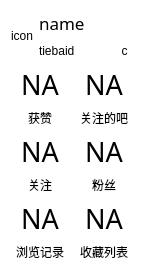
First picture: the form in resf/mw_popup.ui, repository clb-128258/TiebaDesktop, before the edit.
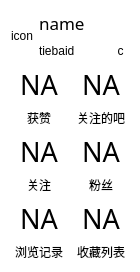
Second picture: the form after the edit. Icons and pictures are not drawn.

What changed in the file:
```diff
--- a/resf/mw_popup.ui
+++ b/resf/mw_popup.ui
@@ -6,8 +6,8 @@
    <rect>
     <x>0</x>
     <y>0</y>
-    <width>144</width>
-    <height>271</height>
+    <width>140</width>
+    <height>263</height>
    </rect>
   </property>
   <property name="windowTitle">
@@ -108,11 +108,37 @@
     </layout>
    </item>
    <item row="1" column="0">
+    <widget class="QFrame" name="frame">
     <layout class="QGridLayout" name="gridLayout">
-     <item row="0" column="0">
-      <layout class="QVBoxLayout" name="verticalLayout_3">
+      <property name="leftMargin">
+       <number>0</number>
+      </property>
+      <property name="topMargin">
+       <number>0</number>
+      </property>
+      <property name="rightMargin">
+       <number>0</number>
+      </property>
+      <property name="bottomMargin">
+       <number>0</number>
+      </property>
+      <item row="2" column="1">
+       <widget class="QFrame" name="frame_6">
+        <layout class="QVBoxLayout" name="verticalLayout_7">
+         <property name="leftMargin">
+          <number>0</number>
+         </property>
+         <property name="topMargin">
+          <number>0</number>
+         </property>
+         <property name="rightMargin">
+          <number>0</number>
+         </property>
+         <property name="bottomMargin">
+          <number>0</number>
+         </property>
        <item>
-        <widget class="QLabel" name="label_8">
+          <widget class="QLabel" name="label_14">
          <property name="font">
           <font>
            <family>微软雅黑</family>
@@ -131,12 +157,12 @@
         </widget>
        </item>
        <item>
-        <widget class="QLabel" name="label_9">
+          <widget class="QLabel" name="label_15">
          <property name="cursor">
           <cursorShape>PointingHandCursor</cursorShape>
          </property>
          <property name="text">
-          <string>获赞</string>
+            <string>收藏列表</string>
          </property>
          <property name="alignment">
           <set>Qt::AlignHCenter|Qt::AlignTop</set>
@@ -144,9 +170,123 @@
         </widget>
        </item>
       </layout>
+       </widget>
+      </item>
+      <item row="2" column="0">
+       <widget class="QFrame" name="frame_5">
+        <layout class="QVBoxLayout" name="verticalLayout_6">
+         <property name="leftMargin">
+          <number>0</number>
+         </property>
+         <property name="topMargin">
+          <number>0</number>
+         </property>
+         <property name="rightMargin">
+          <number>0</number>
+         </property>
+         <property name="bottomMargin">
+          <number>0</number>
+         </property>
+         <item>
+          <widget class="QLabel" name="label_12">
+           <property name="font">
+            <font>
+             <family>微软雅黑</family>
+             <pointsize>20</pointsize>
+            </font>
+           </property>
+           <property name="cursor">
+            <cursorShape>PointingHandCursor</cursorShape>
+           </property>
+           <property name="text">
+            <string>NA</string>
+           </property>
+           <property name="alignment">
+            <set>Qt::AlignBottom|Qt::AlignHCenter</set>
+           </property>
+          </widget>
+         </item>
+         <item>
+          <widget class="QLabel" name="label_13">
+           <property name="cursor">
+            <cursorShape>PointingHandCursor</cursorShape>
+           </property>
+           <property name="text">
+            <string>浏览记录</string>
+           </property>
+           <property name="alignment">
+            <set>Qt::AlignHCenter|Qt::AlignTop</set>
+           </property>
+          </widget>
+         </item>
+        </layout>
+       </widget>
+      </item>
+      <item row="1" column="1">
+       <widget class="QFrame" name="frame_4">
+        <layout class="QVBoxLayout" name="verticalLayout_2">
+         <property name="leftMargin">
+          <number>0</number>
+         </property>
+         <property name="topMargin">
+          <number>0</number>
+         </property>
+         <property name="rightMargin">
+          <number>0</number>
+         </property>
+         <property name="bottomMargin">
+          <number>0</number>
+         </property>
+         <item>
+          <widget class="QLabel" name="label_6">
+           <property name="font">
+            <font>
+             <family>微软雅黑</family>
+             <pointsize>20</pointsize>
+            </font>
+           </property>
+           <property name="cursor">
+            <cursorShape>PointingHandCursor</cursorShape>
+           </property>
+           <property name="text">
+            <string>NA</string>
+           </property>
+           <property name="alignment">
+            <set>Qt::AlignBottom|Qt::AlignHCenter</set>
+           </property>
+          </widget>
+         </item>
+         <item>
+          <widget class="QLabel" name="label_7">
+           <property name="cursor">
+            <cursorShape>PointingHandCursor</cursorShape>
+           </property>
+           <property name="text">
+            <string>粉丝</string>
+           </property>
+           <property name="alignment">
+            <set>Qt::AlignHCenter|Qt::AlignTop</set>
+           </property>
+          </widget>
+         </item>
+        </layout>
+       </widget>
      </item>
      <item row="1" column="0">
+       <widget class="QFrame" name="frame_3">
       <layout class="QVBoxLayout" name="verticalLayout">
+         <property name="leftMargin">
+          <number>0</number>
+         </property>
+         <property name="topMargin">
+          <number>0</number>
+         </property>
+         <property name="rightMargin">
+          <number>0</number>
+         </property>
+         <property name="bottomMargin">
+          <number>0</number>
+         </property>
        <item>
         <widget class="QLabel" name="label_4">
          <property name="font">
@@ -180,9 +320,73 @@
         </widget>
        </item>
       </layout>
+       </widget>
+      </item>
+      <item row="0" column="0">
+       <widget class="QFrame" name="frame_1">
+        <layout class="QVBoxLayout" name="verticalLayout_3">
+         <property name="leftMargin">
+          <number>0</number>
+         </property>
+         <property name="topMargin">
+          <number>0</number>
+         </property>
+         <property name="rightMargin">
+          <number>0</number>
+         </property>
+         <property name="bottomMargin">
+          <number>0</number>
+         </property>
+         <item>
+          <widget class="QLabel" name="label_8">
+           <property name="font">
+            <font>
+             <family>微软雅黑</family>
+             <pointsize>20</pointsize>
+            </font>
+           </property>
+           <property name="cursor">
+            <cursorShape>PointingHandCursor</cursorShape>
+           </property>
+           <property name="text">
+            <string>NA</string>
+           </property>
+           <property name="alignment">
+            <set>Qt::AlignBottom|Qt::AlignHCenter</set>
+           </property>
+          </widget>
+         </item>
+         <item>
+          <widget class="QLabel" name="label_9">
+           <property name="cursor">
+            <cursorShape>PointingHandCursor</cursorShape>
+           </property>
+           <property name="text">
+            <string>获赞</string>
+           </property>
+           <property name="alignment">
+            <set>Qt::AlignHCenter|Qt::AlignTop</set>
+           </property>
+          </widget>
+         </item>
+        </layout>
+       </widget>
      </item>
      <item row="0" column="1">
+       <widget class="QFrame" name="frame_2">
       <layout class="QVBoxLayout" name="verticalLayout_4">
+         <property name="leftMargin">
+          <number>0</number>
+         </property>
+         <property name="topMargin">
+          <number>0</number>
+         </property>
+         <property name="rightMargin">
+          <number>0</number>
+         </property>
+         <property name="bottomMargin">
+          <number>0</number>
+         </property>
        <item>
         <widget class="QLabel" name="label_10">
          <property name="font">
@@ -216,116 +420,10 @@
         </widget>
        </item>
       </layout>
-     </item>
-     <item row="1" column="1">
-      <layout class="QVBoxLayout" name="verticalLayout_2">
-       <item>
-        <widget class="QLabel" name="label_6">
-         <property name="font">
-          <font>
-           <family>微软雅黑</family>
-           <pointsize>20</pointsize>
-          </font>
-         </property>
-         <property name="cursor">
-          <cursorShape>PointingHandCursor</cursorShape>
-         </property>
-         <property name="text">
-          <string>NA</string>
-         </property>
-         <property name="alignment">
-          <set>Qt::AlignBottom|Qt::AlignHCenter</set>
-         </property>
-        </widget>
-       </item>
-       <item>
-        <widget class="QLabel" name="label_7">
-         <property name="cursor">
-          <cursorShape>PointingHandCursor</cursorShape>
-         </property>
-         <property name="text">
-          <string>粉丝</string>
-         </property>
-         <property name="alignment">
-          <set>Qt::AlignHCenter|Qt::AlignTop</set>
-         </property>
-        </widget>
-       </item>
-      </layout>
-     </item>
-     <item row="2" column="0">
-      <layout class="QVBoxLayout" name="verticalLayout_6">
-       <item>
-        <widget class="QLabel" name="label_12">
-         <property name="font">
-          <font>
-           <family>微软雅黑</family>
-           <pointsize>20</pointsize>
-          </font>
-         </property>
-         <property name="cursor">
-          <cursorShape>PointingHandCursor</cursorShape>
-         </property>
-         <property name="text">
-          <string>NA</string>
-         </property>
-         <property name="alignment">
-          <set>Qt::AlignBottom|Qt::AlignHCenter</set>
-         </property>
-        </widget>
-       </item>
-       <item>
-        <widget class="QLabel" name="label_13">
-         <property name="cursor">
-          <cursorShape>PointingHandCursor</cursorShape>
-         </property>
-         <property name="text">
-          <string>浏览记录</string>
-         </property>
-         <property name="alignment">
-          <set>Qt::AlignHCenter|Qt::AlignTop</set>
-         </property>
-        </widget>
-       </item>
-      </layout>
-     </item>
-     <item row="2" column="1">
-      <layout class="QVBoxLayout" name="verticalLayout_7">
-       <item>
-        <widget class="QLabel" name="label_14">
-         <property name="font">
-          <font>
-           <family>微软雅黑</family>
-           <pointsize>20</pointsize>
-          </font>
-         </property>
-         <property name="cursor">
-          <cursorShape>PointingHandCursor</cursorShape>
-         </property>
-         <property name="text">
-          <string>NA</string>
-         </property>
-         <property name="alignment">
-          <set>Qt::AlignBottom|Qt::AlignHCenter</set>
-         </property>
-        </widget>
-       </item>
-       <item>
-        <widget class="QLabel" name="label_15">
-         <property name="cursor">
-          <cursorShape>PointingHandCursor</cursorShape>
-         </property>
-         <property name="text">
-          <string>收藏列表</string>
-         </property>
-         <property name="alignment">
-          <set>Qt::AlignHCenter|Qt::AlignTop</set>
-         </property>
-        </widget>
-       </item>
-      </layout>
-     </item>
-    </layout>
+       </widget>
+      </item>
+     </layout>
+    </widget>
    </item>
   </layout>
  </widget>
```
Lines whose indentation alone changed are shown as unchanged.
